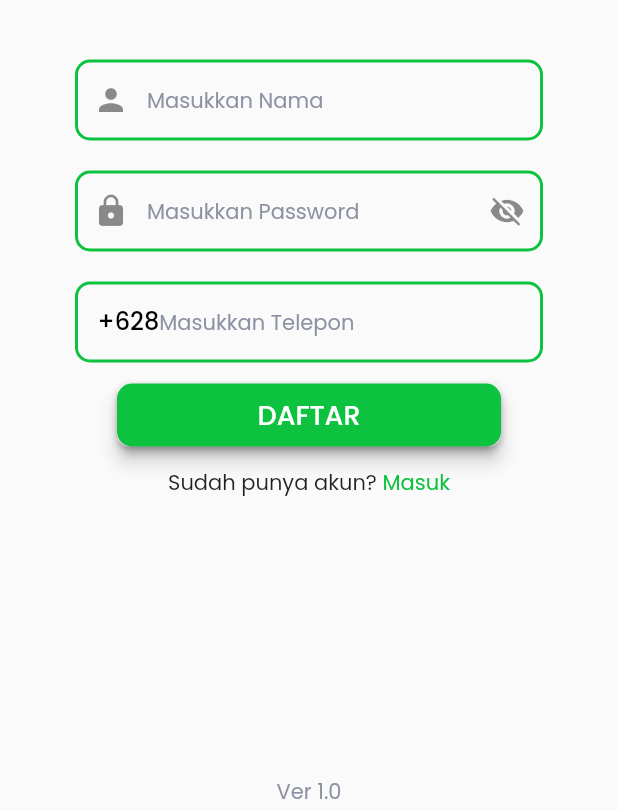
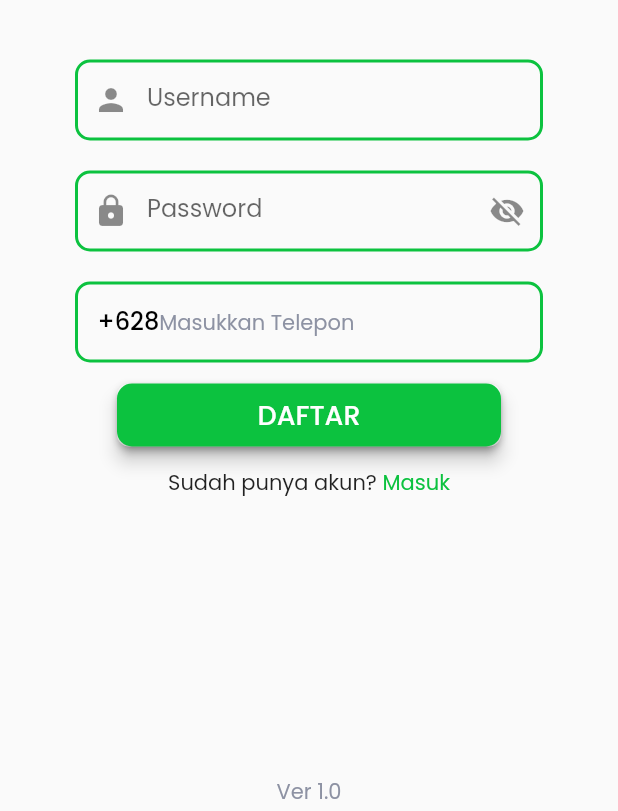
Before and after one commit to albaihaqiMF/tanipediamobile-beta, a Flutter app: the RegisterPage screen opened by its route, on a phone screen of 412 x 824 dp, the part 425-1236 px from its top. Run offline on Flutter 3.47's test engine with Material 2 defaults, Android fonts, the light colour scheme and no system bars; drawn by our look-alikes of keyboard_dismisser; our stand-ins replace bloc, cloud_firestore, double_back_to_close_app, equatable, firebase_auth, firebase_core and 11 more; missing offline and left inert: flutter_statusbarcolor, smart_select; accounts and stored records are empty; network calls fail; project files that could hold a hidden picture were left out.

Commit message:
Change name field in Register,Login from Name->Username

```diff
--- a/lib/ui/pages/auth/login_page.dart
+++ b/lib/ui/pages/auth/login_page.dart
@@ -51,7 +51,8 @@ class _LoginPageState extends State<LoginPage> {
                 onEditingComplete: () => FocusScope.of(context).nextFocus(),
                 decoration: InputDecoration(
                   contentPadding: EdgeInsets.all(16),
-                  hintText: 'Masukkan Nama',
+                  labelText: 'Username',
+                  hintText: 'Masukkan Username',
                   hintStyle: greyFontStyle,
                   focusedBorder: OutlineInputBorder(
                       borderSide: BorderSide(color: Colors.blue, width: 2),
@@ -65,7 +66,7 @@ class _LoginPageState extends State<LoginPage> {
                   border: OutlineInputBorder(
                     borderRadius: BorderRadius.circular(10),
                   ),
-                  errorText: _errorNameField ? 'Nama tidak boleh kosong' : null,
+                  errorText: _errorNameField ? 'Username tidak boleh kosong' : null,
                   prefixIcon: Icon(Icons.person),
                 ),
                 style: blackFontStyle3,
@@ -77,6 +78,7 @@ class _LoginPageState extends State<LoginPage> {
                 onEditingComplete: () => FocusScope.of(context).nextFocus(),
                 decoration: InputDecoration(
                   contentPadding: EdgeInsets.all(16),
+                  labelText: 'Password',
                   hintText: 'Masukkan Password',
                   hintStyle: greyFontStyle,
                   focusedBorder: OutlineInputBorder(
--- a/lib/ui/pages/auth/register_page.dart
+++ b/lib/ui/pages/auth/register_page.dart
@@ -61,7 +61,8 @@ class _RegisterPageState extends State<RegisterPage> {
                             FocusScope.of(context).nextFocus(),
                         decoration: InputDecoration(
                           contentPadding: EdgeInsets.all(16),
-                          hintText: 'Masukkan Nama',
+                          labelText: 'Username',
+                          hintText: 'Masukkan Username',
                           hintStyle: greyFontStyle,
                           prefixIcon: Icon(Icons.person),
                           focusedBorder: OutlineInputBorder(
@@ -78,7 +79,7 @@ class _RegisterPageState extends State<RegisterPage> {
                             borderRadius: BorderRadius.circular(10),
                           ),
                           errorText: _errorNameField
-                              ? 'Nama tidak boleh kosong'
+                              ? 'Username tidak boleh kosong'
                               : null,
                         ),
                         style: blackFontStyle3,
@@ -91,6 +92,7 @@ class _RegisterPageState extends State<RegisterPage> {
                             FocusScope.of(context).nextFocus(),
                         decoration: InputDecoration(
                           contentPadding: EdgeInsets.all(16),
+                          labelText: 'Password',
                           hintText: 'Masukkan Password',
                           hintStyle: greyFontStyle,
                           focusedBorder: OutlineInputBorder(
@@ -198,7 +200,7 @@ class _RegisterPageState extends State<RegisterPage> {
       _nameController.text.isEmpty
           ? _errorNameField = true
           : _errorNameField = false;
-      _passwordController.text.isEmpty || _passwordController.text.length <=6
+      _passwordController.text.isEmpty || _passwordController.text.length<6
           ? _errorPasswordField = true
           : _errorPasswordField = false;
       _phoneController.text.isNotEmpty &&
```
